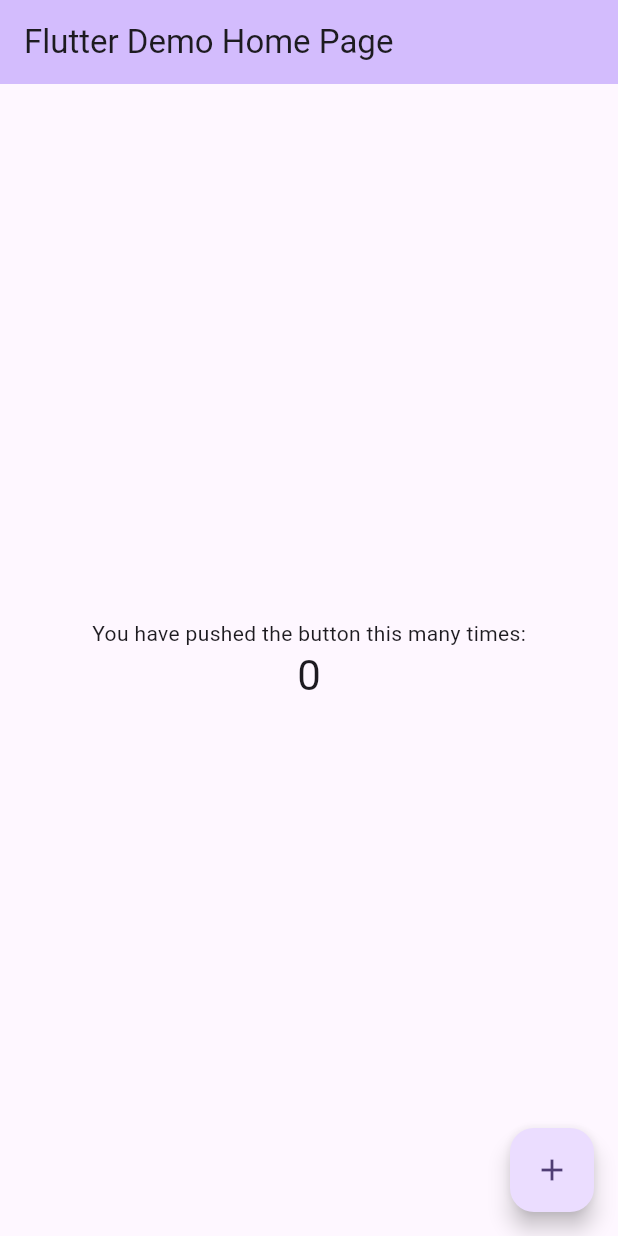
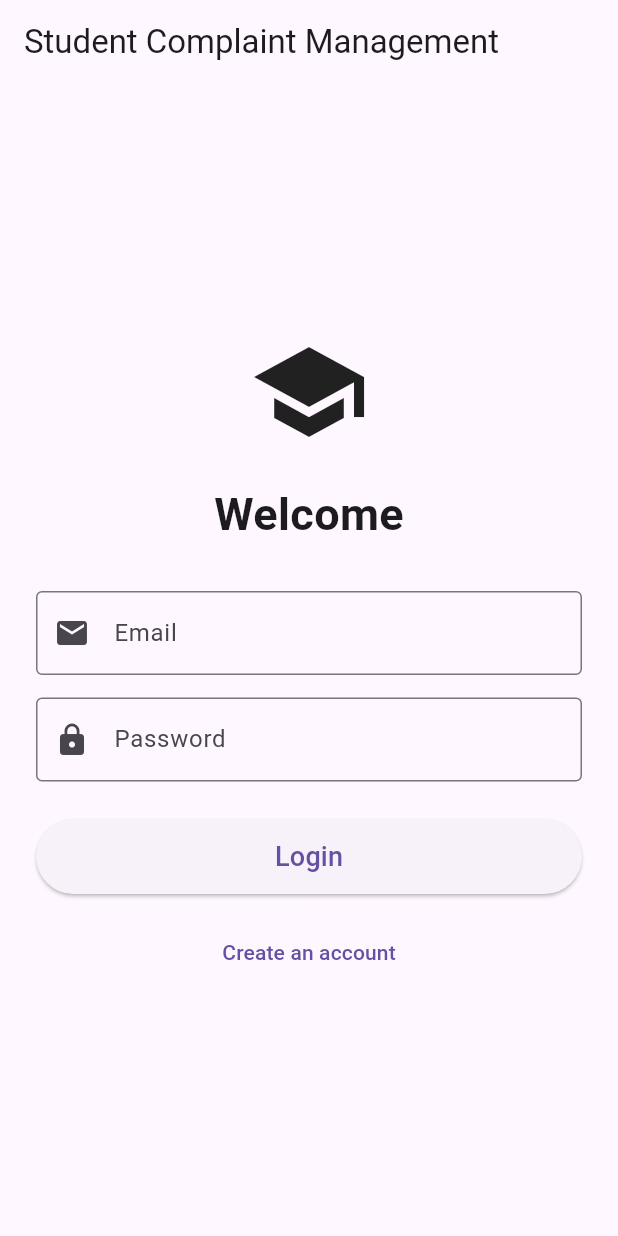
Before and after one commit to Navneetkumar3134/student-complaint-management-system, a Flutter app: the screen it shows after launch, on a phone screen of 412 x 824 dp. Run offline on Flutter 3.47's test engine with Material 3 defaults, Android fonts, the phone set to English and light mode, and no system bars.

Commit message:
Added working login screen

```diff
--- a/lib/main.dart
+++ b/lib/main.dart
@@ -1,122 +1,22 @@
 import 'package:flutter/material.dart';
+import 'screens/login_screen.dart';
 
 void main() {
-  runApp(const MyApp());
+  runApp(const StudentComplaintApp());
 }
 
-class MyApp extends StatelessWidget {
-  const MyApp({super.key});
+class StudentComplaintApp extends StatelessWidget {
+  const StudentComplaintApp({super.key});
 
-  // This widget is the root of your application.
   @override
   Widget build(BuildContext context) {
     return MaterialApp(
-      title: 'Flutter Demo',
+      debugShowCheckedModeBanner: false,
+      title: 'Student Complaint Management System',
       theme: ThemeData(
-        // This is the theme of your application.
-        //
-        // TRY THIS: Try running your application with "flutter run". You'll see
-        // the application has a purple toolbar. Then, without quitting the app,
-        // try changing the seedColor in the colorScheme below to Colors.green
-        // and then invoke "hot reload" (save your changes or press the "hot
-        // reload" button in a Flutter-supported IDE, or press "r" if you used
-        // the command line to start the app).
-        //
-        // Notice that the counter didn't reset back to zero; the application
-        // state is not lost during the reload. To reset the state, use hot
-        // restart instead.
-        //
-        // This works for code too, not just values: Most code changes can be
-        // tested with just a hot reload.
-        colorScheme: .fromSeed(seedColor: Colors.deepPurple),
+        primarySwatch: Colors.blue,
       ),
-      home: const MyHomePage(title: 'Flutter Demo Home Page'),
+      home: const LoginScreen(),
     );
   }
 }
-
-class MyHomePage extends StatefulWidget {
-  const MyHomePage({super.key, required this.title});
-
-  // This widget is the home page of your application. It is stateful, meaning
-  // that it has a State object (defined below) that contains fields that affect
-  // how it looks.
-
-  // This class is the configuration for the state. It holds the values (in this
-  // case the title) provided by the parent (in this case the App widget) and
-  // used by the build method of the State. Fields in a Widget subclass are
-  // always marked "final".
-
-  final String title;
-
-  @override
-  State<MyHomePage> createState() => _MyHomePageState();
-}
-
-class _MyHomePageState extends State<MyHomePage> {
-  int _counter = 0;
-
-  void _incrementCounter() {
-    setState(() {
-      // This call to setState tells the Flutter framework that something has
-      // changed in this State, which causes it to rerun the build method below
-      // so that the display can reflect the updated values. If we changed
-      // _counter without calling setState(), then the build method would not be
-      // called again, and so nothing would appear to happen.
-      _counter++;
-    });
-  }
-
-  @override
-  Widget build(BuildContext context) {
-    // This method is rerun every time setState is called, for instance as done
-    // by the _incrementCounter method above.
-    //
-    // The Flutter framework has been optimized to make rerunning build methods
-    // fast, so that you can just rebuild anything that needs updating rather
-    // than having to individually change instances of widgets.
-    return Scaffold(
-      appBar: AppBar(
-        // TRY THIS: Try changing the color here to a specific color (to
-        // Colors.amber, perhaps?) and trigger a hot reload to see the AppBar
-        // change color while the other colors stay the same.
-        backgroundColor: Theme.of(context).colorScheme.inversePrimary,
-        // Here we take the value from the MyHomePage object that was created by
-        // the App.build method, and use it to set our appbar title.
-        title: Text(widget.title),
-      ),
-      body: Center(
-        // Center is a layout widget. It takes a single child and positions it
-        // in the middle of the parent.
-        child: Column(
-          // Column is also a layout widget. It takes a list of children and
-          // arranges them vertically. By default, it sizes itself to fit its
-          // children horizontally, and tries to be as tall as its parent.
-          //
-          // Column has various properties to control how it sizes itself and
-          // how it positions its children. Here we use mainAxisAlignment to
-          // center the children vertically; the main axis here is the vertical
-          // axis because Columns are vertical (the cross axis would be
-          // horizontal).
-          //
-          // TRY THIS: Invoke "debug painting" (choose the "Toggle Debug Paint"
-          // action in the IDE, or press "p" in the console), to see the
-          // wireframe for each widget.
-          mainAxisAlignment: .center,
-          children: [
-            const Text('You have pushed the button this many times:'),
-            Text(
-              '$_counter',
-              style: Theme.of(context).textTheme.headlineMedium,
-            ),
-          ],
-        ),
-      ),
-      floatingActionButton: FloatingActionButton(
-        onPressed: _incrementCounter,
-        tooltip: 'Increment',
-        child: const Icon(Icons.add),
-      ),
-    );
-  }
-}
--- /dev/null
+++ b/lib/screens/login_screen.dart
@@ -0,0 +1,78 @@
+import 'package:flutter/material.dart';
+
+class LoginScreen extends StatelessWidget {
+ const LoginScreen({super.key});
+
+  @override
+  Widget build(BuildContext context) {
+    return Scaffold(
+      appBar: AppBar(
+        title: const Text('Student Complaint Management'),
+      ),
+      body: Padding(
+        padding: const EdgeInsets.all(24.0),
+        child: Column(
+          mainAxisAlignment: MainAxisAlignment.center,
+          children: [
+            const Icon(
+              Icons.school,
+              size: 80,
+            ),
+
+            const SizedBox(height: 20),
+
+            const Text(
+              'Welcome',
+              style: TextStyle(
+                fontSize: 30,
+                fontWeight: FontWeight.bold,
+              ),
+            ),
+
+            const SizedBox(height: 30),
+
+            TextField(
+              decoration: InputDecoration(
+                labelText: 'Email',
+                border: const OutlineInputBorder(),
+                prefixIcon: const Icon(Icons.email),
+              ),
+            ),
+
+            const SizedBox(height: 15),
+
+            TextField(
+              obscureText: true,
+              decoration: InputDecoration(
+                labelText: 'Password',
+                border: const OutlineInputBorder(),
+                prefixIcon: const Icon(Icons.lock),
+              ),
+            ),
+
+            const SizedBox(height: 25),
+
+            SizedBox(
+              width: double.infinity,
+              height: 50,
+              child: ElevatedButton(
+                onPressed: () {},
+                child: const Text(
+                  'Login',
+                  style: TextStyle(fontSize: 18),
+                ),
+              ),
+            ),
+
+            const SizedBox(height: 15),
+
+            TextButton(
+              onPressed: () {},
+              child: const Text('Create an account'),
+            ),
+          ],
+        ),
+      ),
+    );
+  }
+}
```
Also changed, not shown: lib/screens/admin_dashboard.dart (added), lib/screens/all_complaints_screen.dart (added), lib/screens/complaint_details_screen.dart (added), lib/screens/my_complaints_screen.dart (added), lib/screens/register_screen.dart (added), lib/screens/student_dashboard.dart (added), lib/screens/submit_complaint_screen.dart (added), 1 other file.
